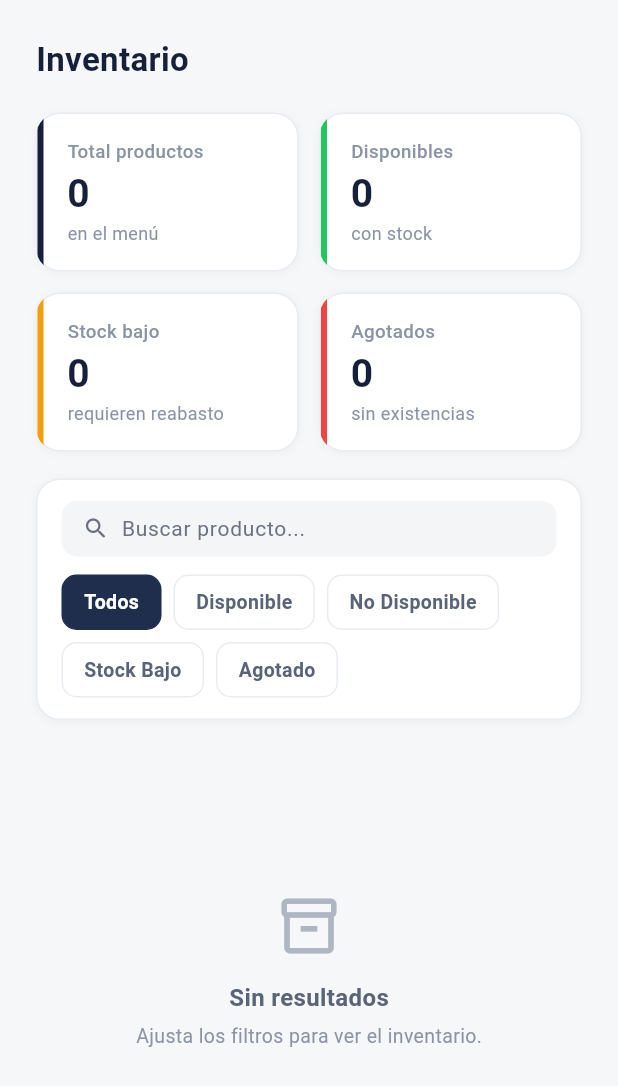
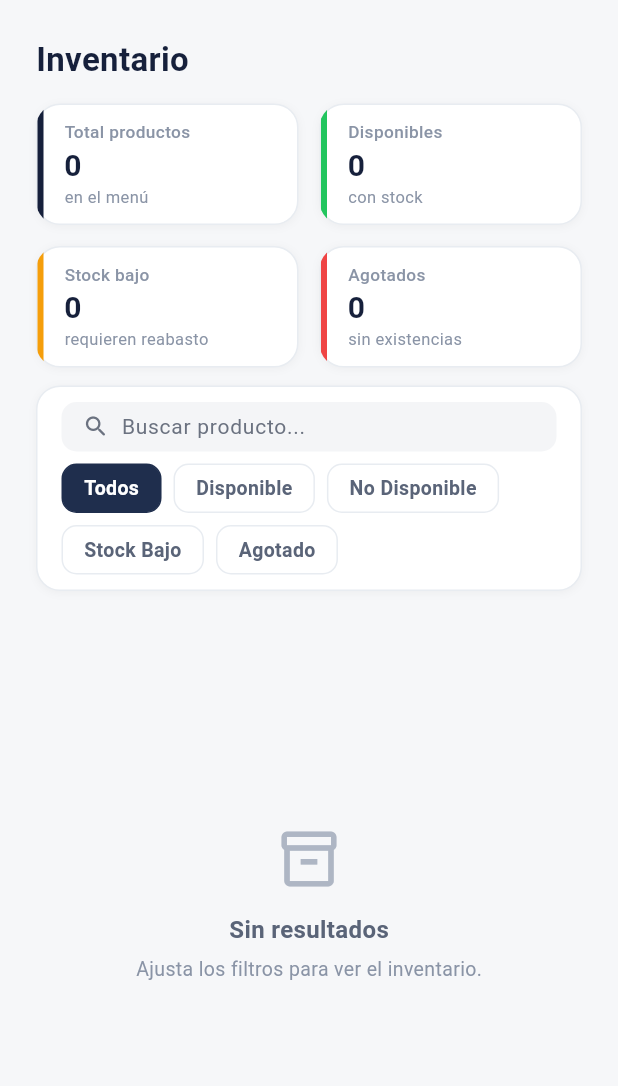
Before and after one commit to Tannake/DS-CLICKEAT-WEB-ADMIN-QA, a Flutter app: the InventoryPage widget shown alone on an empty page, opened directly, on a phone screen of 412 x 824 dp. Shown: the top 1086 px of the screen. Run offline on Flutter 3.47's test engine with Material 3 defaults, Android fonts, the phone set to English and light mode, and no system bars; our stand-ins replace dio, flutter_riverpod, go_router, pdf, shared_preferences, web; missing offline and left inert: dart:js_interop; accounts and stored records are empty.

Commit message:
responsive V3

```diff
--- a/lib/features/inventory/presentation/inventory_page.dart
+++ b/lib/features/inventory/presentation/inventory_page.dart
@@ -92,7 +92,7 @@ class _InventoryPageState extends ConsumerState<InventoryPage> {
               color: AppColors.navy,
             ),
           ),
-          const SizedBox(height: 20),
+          const SizedBox(height: 14),
           Expanded(child: _buildContent(invState)),
         ],
       ),
@@ -150,7 +150,7 @@ class _InventoryPageState extends ConsumerState<InventoryPage> {
           low: low,
           out: out,
         ),
-        const SizedBox(height: 18),
+        const SizedBox(height: 12),
         // ===== filter bar =====
         Container(
           decoration: BoxDecoration(
@@ -165,13 +165,13 @@ class _InventoryPageState extends ConsumerState<InventoryPage> {
               ),
             ],
           ),
-          padding: const EdgeInsets.symmetric(horizontal: 16, vertical: 14),
+          padding: const EdgeInsets.symmetric(horizontal: 16, vertical: 10),
           child: Column(
             crossAxisAlignment: CrossAxisAlignment.start,
             children: [
               Wrap(
                 spacing: 16,
-                runSpacing: 12,
+                runSpacing: 8,
                 crossAxisAlignment: WrapCrossAlignment.center,
                 children: [
                   ConstrainedBox(
@@ -191,9 +191,9 @@ class _InventoryPageState extends ConsumerState<InventoryPage> {
                 ],
               ),
               if (categories.isNotEmpty) ...[
-                const SizedBox(height: 12),
+                const SizedBox(height: 8),
                 const Divider(height: 1, thickness: 1, color: AppColors.line),
-                const SizedBox(height: 12),
+                const SizedBox(height: 8),
                 Wrap(
                   spacing: 7,
                   runSpacing: 7,
@@ -217,7 +217,7 @@ class _InventoryPageState extends ConsumerState<InventoryPage> {
             ],
           ),
         ),
-        const SizedBox(height: 16),
+        const SizedBox(height: 12),
         // ===== product list =====
         Expanded(
           child: filtered.isEmpty
@@ -346,7 +346,7 @@ class _StatCard extends StatelessWidget {
             Container(width: 4, color: color),
             Expanded(
               child: Padding(
-                padding: const EdgeInsets.fromLTRB(16, 16, 16, 16),
+                padding: const EdgeInsets.fromLTRB(14, 10, 14, 10),
                 child: Column(
                   crossAxisAlignment: CrossAxisAlignment.start,
                   mainAxisSize: MainAxisSize.min,
@@ -355,26 +355,26 @@ class _StatCard extends StatelessWidget {
                       label,
                       style: const TextStyle(
                         color: AppColors.ink3,
-                        fontSize: 12.5,
+                        fontSize: 11.5,
                         fontWeight: FontWeight.w500,
                       ),
                     ),
-                    const SizedBox(height: 6),
+                    const SizedBox(height: 4),
                     Text(
                       value,
                       style: const TextStyle(
-                        fontSize: 26,
+                        fontSize: 20,
                         fontWeight: FontWeight.w700,
                         height: 1,
                         letterSpacing: -0.5,
                         color: AppColors.ink,
                       ),
                     ),
-                    const SizedBox(height: 5),
+                    const SizedBox(height: 3),
                     Text(
                       sub,
                       style: const TextStyle(
-                        fontSize: 12,
+                        fontSize: 11,
                         color: AppColors.ink3,
                       ),
                     ),
@@ -406,7 +406,7 @@ class _SearchBox extends StatelessWidget {
         color: const Color(0xFFF4F5F7),
         borderRadius: BorderRadius.circular(10),
       ),
-      padding: const EdgeInsets.symmetric(horizontal: 14, vertical: 8),
+      padding: const EdgeInsets.symmetric(horizontal: 14, vertical: 6),
       child: Row(
         children: [
           const Icon(Icons.search_rounded, size: 18, color: Color(0xFF6B7280)),
@@ -498,7 +498,7 @@ class _StatusPill extends StatelessWidget {
     return GestureDetector(
       onTap: onTap,
       child: Container(
-        padding: const EdgeInsets.symmetric(horizontal: 14, vertical: 8),
+        padding: const EdgeInsets.symmetric(horizontal: 14, vertical: 6),
         decoration: BoxDecoration(
           color: active ? color : AppColors.surface,
           borderRadius: BorderRadius.circular(10),
@@ -539,7 +539,7 @@ class _CategoryPill extends StatelessWidget {
     return GestureDetector(
       onTap: onTap,
       child: Container(
-        padding: const EdgeInsets.symmetric(horizontal: 15, vertical: 8),
+        padding: const EdgeInsets.symmetric(horizontal: 15, vertical: 6),
         decoration: BoxDecoration(
           color: active ? AppColors.navy : AppColors.surface,
           borderRadius: BorderRadius.circular(99),
```
Also changed, not shown: lib/features/products/presentation/products_page.dart (+16 -16 lines).
